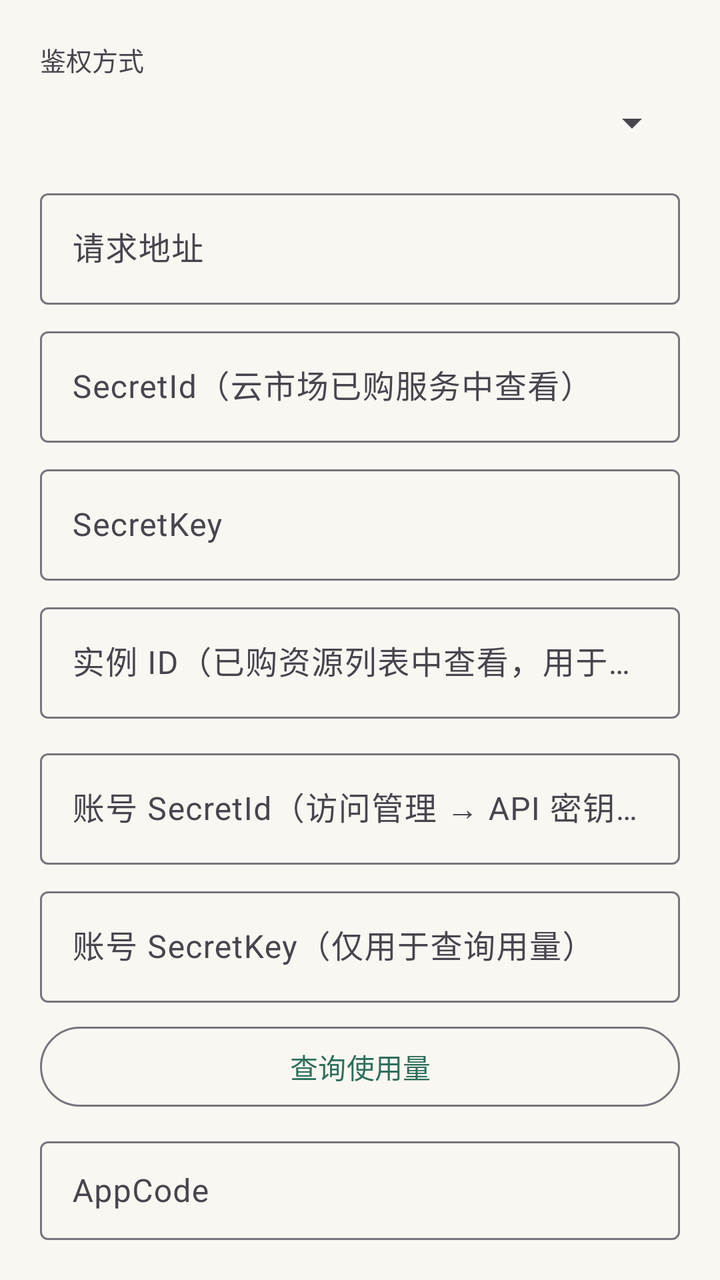
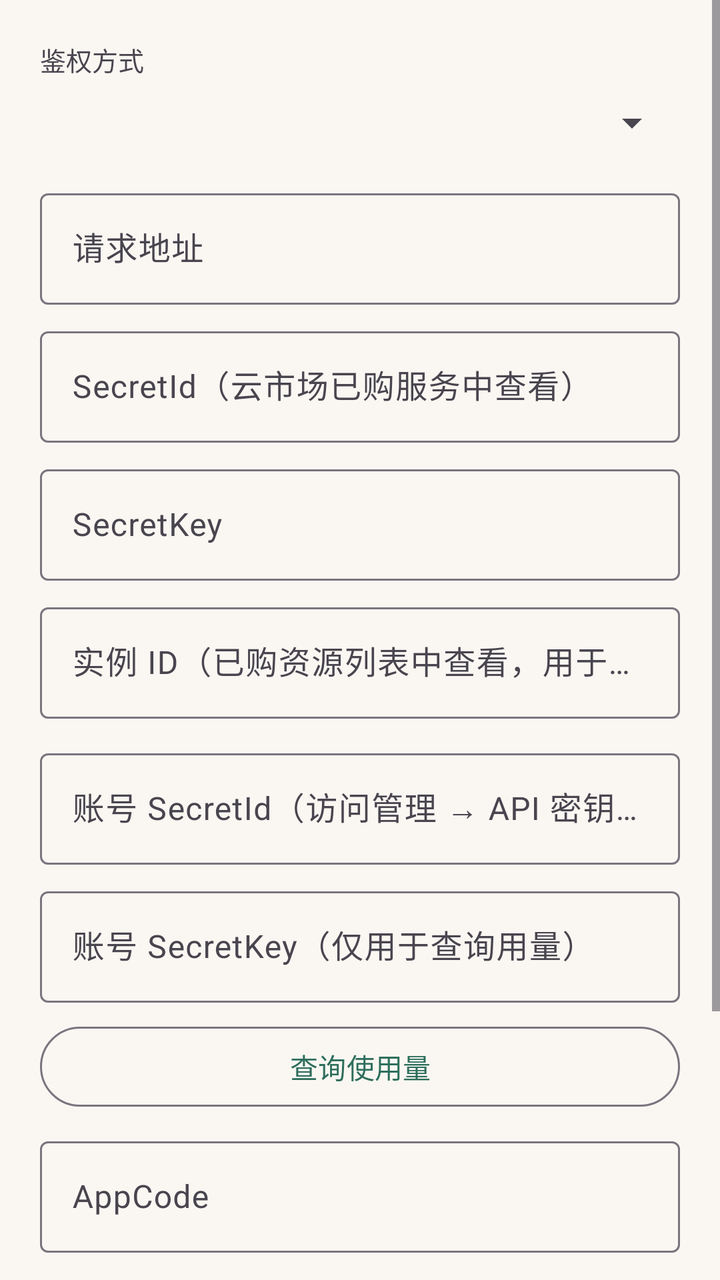

Two renders of the same Android screen: before a commit and after it. Below are the layout's source before the change and the commit's diff.
<!-- AndroidManifest.xml: application theme Theme.Bookshelf -->
<!-- res/layout/dialog_api.xml -->
<?xml version="1.0" encoding="utf-8"?>
<LinearLayout xmlns:android="http://schemas.android.com/apk/res/android"
    android:layout_width="match_parent"
    android:layout_height="wrap_content"
    android:orientation="vertical"
    android:padding="20dp">

    <TextView
        android:layout_width="wrap_content"
        android:layout_height="wrap_content"
        android:text="鉴权方式"
        android:textSize="13sp" />

    <Spinner
        android:id="@+id/sp_auth_type"
        android:layout_width="match_parent"
        android:layout_height="wrap_content"
        android:minHeight="44dp" />

    <com.google.android.material.textfield.TextInputLayout
        android:id="@+id/til_base_url"
        android:layout_width="match_parent"
        android:layout_height="wrap_content"
        android:layout_marginTop="8dp"
        android:hint="请求地址">

        <com.google.android.material.textfield.TextInputEditText
            android:id="@+id/et_base_url"
            android:layout_width="match_parent"
            android:layout_height="wrap_content"
            android:inputType="textUri" />
    </com.google.android.material.textfield.TextInputLayout>

    
    <com.google.android.material.textfield.TextInputLayout
        android:id="@+id/til_secret_id"
        android:layout_width="match_parent"
        android:layout_height="wrap_content"
        android:layout_marginTop="8dp"
        android:hint="SecretId（云市场已购服务中查看）">

        <com.google.android.material.textfield.TextInputEditText
            android:id="@+id/et_secret_id"
            android:layout_width="match_parent"
            android:layout_height="wrap_content" />
    </com.google.android.material.textfield.TextInputLayout>

    <com.google.android.material.textfield.TextInputLayout
        android:id="@+id/til_secret_key"
        android:layout_width="match_parent"
        android:layout_height="wrap_content"
        android:layout_marginTop="8dp"
        android:hint="SecretKey">

        <com.google.android.material.textfield.TextInputEditText
            android:id="@+id/et_secret_key"
            android:layout_width="match_parent"
            android:layout_height="wrap_content" />
    </com.google.android.material.textfield.TextInputLayout>

    
    <com.google.android.material.textfield.TextInputLayout
        android:id="@+id/til_instance_id"
        android:layout_width="match_parent"
        android:layout_height="wrap_content"
        android:layout_marginTop="8dp"
        android:hint="实例 ID（已购资源列表中查看，用于查询用量）">

        <com.google.android.material.textfield.TextInputEditText
            android:id="@+id/et_instance_id"
            android:layout_width="match_parent"
            android:layout_height="wrap_content" />
    </com.google.android.material.textfield.TextInputLayout>

    
    <com.google.android.material.textfield.TextInputLayout
        android:id="@+id/til_usage_secret_id"
        android:layout_width="match_parent"
        android:layout_height="wrap_content"
        android:layout_marginTop="12dp"
        android:hint="账号 SecretId（访问管理 → API 密钥管理，非云市场网关密钥）">

        <com.google.android.material.textfield.TextInputEditText
            android:id="@+id/et_usage_secret_id"
            android:layout_width="match_parent"
            android:layout_height="wrap_content" />
    </com.google.android.material.textfield.TextInputLayout>

    <com.google.android.material.textfield.TextInputLayout
        android:id="@+id/til_usage_secret_key"
        android:layout_width="match_parent"
        android:layout_height="wrap_content"
        android:layout_marginTop="8dp"
        android:hint="账号 SecretKey（仅用于查询用量）">

        <com.google.android.material.textfield.TextInputEditText
            android:id="@+id/et_usage_secret_key"
            android:layout_width="match_parent"
            android:layout_height="wrap_content" />
    </com.google.android.material.textfield.TextInputLayout>

    <com.google.android.material.button.MaterialButton
        android:id="@+id/btn_query_usage"
        style="@style/Widget.Material3.Button.OutlinedButton"
        android:layout_width="match_parent"
        android:layout_height="wrap_content"
        android:layout_marginTop="8dp"
        android:text="查询使用量" />

    <TextView
        android:id="@+id/tv_usage_result"
        android:layout_width="match_parent"
        android:layout_height="wrap_content"
        android:layout_marginTop="4dp"
        android:textSize="13sp"
        android:lineSpacingMultiplier="1.35"
        android:textColor="@color/text_main"
        android:visibility="gone" />

    
    <com.google.android.material.textfield.TextInputLayout
        android:id="@+id/til_appcode"
        android:layout_width="match_parent"
        android:layout_height="wrap_content"
        android:layout_marginTop="8dp"
        android:hint="AppCode">

        <com.google.android.material.textfield.TextInputEditText
            android:id="@+id/et_appcode"
            android:layout_width="match_parent"
            android:layout_height="wrap_content" />
    </com.google.android.material.textfield.TextInputLayout>

    <TextView
        android:layout_width="match_parent"
        android:layout_height="wrap_content"
        android:layout_marginTop="10dp"
        android:text="腾讯云市场（聚美智数 34136）填法：\n地址：https://ap-guangzhou.cloudmarket-apigw.com/service-ed62t9xo/isbn/query\n密钥：腾讯云控制台 → 云市场 → 已购产品与服务 → 管理 中查看 SecretId/SecretKey（网关密钥，仅用于扫码查书）。\n实例 ID：云市场 → 已购资源 列表中的实例 ID。\n用量查询：用的是另一套「腾讯云账号密钥」——控制台右上角头像 → 访问管理 → 访问密钥 → API 密钥管理 中查看/新建；没有可新建子账号密钥并只授权云市场只读权限。"
        android:textSize="12sp"
        android:textColor="@color/text_sub" />
</LinearLayout>
<!-- resources referenced by this layout -->
<resources>
  <color name="text_main">#2B2B2B</color>
  <color name="text_sub">#8A8A8A</color>
  <style name="Theme.Bookshelf" parent="Theme.Material3.Light.NoActionBar">
          <item name="colorPrimary">@color/primary</item>
          <item name="colorPrimaryVariant">@color/primary_dark</item>
          <item name="colorSecondary">@color/accent</item>
          <item name="android:colorBackground">@color/bg_page</item>
          <item name="android:statusBarColor">@color/primary_dark</item>
          
          <item name="chip_bg">@color/chip_bg</item>
      </style>
  <color name="primary">#2E6E5C</color>
  <color name="primary_dark">#1F4D40</color>
  <color name="accent">#C08A3E</color>
  <color name="bg_page">#FAF7F2</color>
  <color name="chip_bg">#E8F0ED</color>
</resources>

<!-- the commit's change to res/layout/dialog_api.xml (unified diff, before → after) -->
@@ -1,5 +1,11 @@
 <?xml version="1.0" encoding="utf-8"?>
-<LinearLayout xmlns:android="http://schemas.android.com/apk/res/android"
+<ScrollView xmlns:android="http://schemas.android.com/apk/res/android"
+    android:layout_width="match_parent"
+    android:layout_height="wrap_content"
+    android:fillViewport="true"
+    android:scrollbars="vertical">
+
+<LinearLayout
     android:layout_width="match_parent"
     android:layout_height="wrap_content"
     android:orientation="vertical"
@@ -139,3 +145,4 @@
         android:textSize="12sp"
         android:textColor="@color/text_sub" />
 </LinearLayout>
+</ScrollView>
